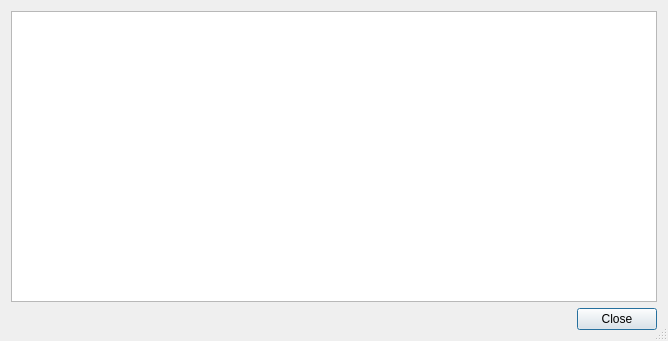
Above: copasi/UI/CQUndoHistoryDialog.ui from copasi/COPASI before the change. Below: the same form after it.
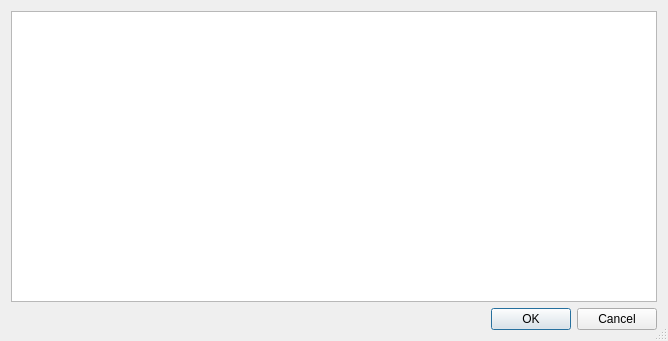
That is the form after the change.

Commit message: Fixed event recording of Event Assignment changes in Undo commands and improved the Undo history dialog.

The edit to the form file:
```diff
--- a/copasi/UI/CQUndoHistoryDialog.ui
+++ b/copasi/UI/CQUndoHistoryDialog.ui
@@ -65,7 +65,7 @@
      <item>
       <widget class="QDialogButtonBox" name="buttonBox">
        <property name="standardButtons">
-        <set>QDialogButtonBox::Close</set>
+        <set>QDialogButtonBox::Cancel|QDialogButtonBox::Ok</set>
        </property>
       </widget>
      </item>
```
Left out of the diff: 2 changed lines with no effect on the pictures. The commit also changes 2 other files.
